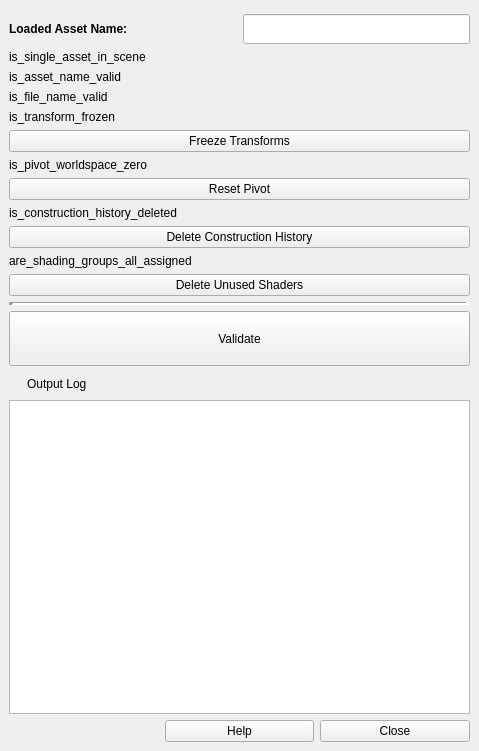
BlakeXYZ/Maya-Tools, file _asset_validator/mayapy_asset_validator.ui: the form before one commit.
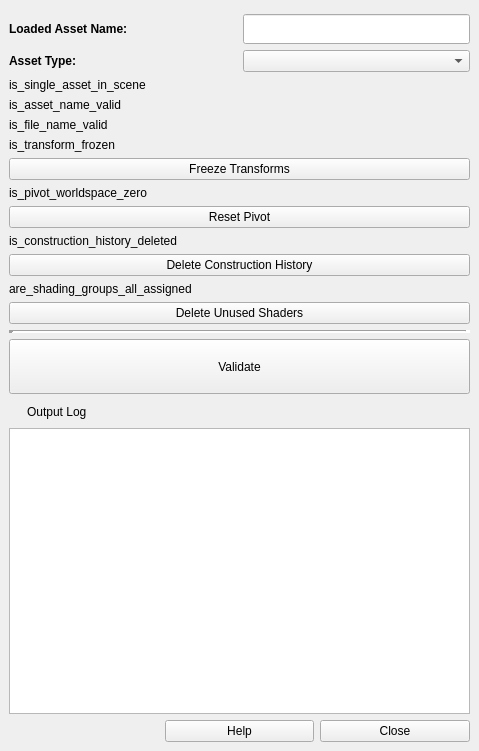
The form after the commit.

Commit message: build populate_comboBox_LIST_attr_asset_type and stored asset type DB

The edit to the form file:
```diff
--- a/_asset_validator/mayapy_asset_validator.ui
+++ b/_asset_validator/mayapy_asset_validator.ui
@@ -18,7 +18,67 @@
     <property name="topMargin">
      <number>14</number>
     </property>
-    <item row="9" column="0" colspan="3">
+    <item row="6" column="0" colspan="3">
+     <layout class="QVBoxLayout" name="vLayout_is_pivot_worldspace_zero">
+      <item>
+       <layout class="QHBoxLayout" name="hLayout_is_pivot_worldspace_zero">
+        <item>
+         <widget class="QLabel" name="label_4">
+          <property name="text">
+           <string>is_pivot_worldspace_zero</string>
+          </property>
+         </widget>
+        </item>
+        <item>
+         <widget class="QLabel" name="label_is_pivot_worldspace_zero">
+          <property name="text">
+           <string/>
+          </property>
+          <property name="alignment">
+           <set>Qt::AlignCenter</set>
+          </property>
+         </widget>
+        </item>
+       </layout>
+      </item>
+      <item>
+       <widget class="QPushButton" name="btn_reset_pivot">
+        <property name="text">
+         <string>Reset Pivot</string>
+        </property>
+       </widget>
+      </item>
+     </layout>
+    </item>
+    <item row="2" column="0" colspan="3">
+     <layout class="QHBoxLayout" name="hLayout_validate_single_asset_in_scene">
+      <item>
+       <widget class="QLabel" name="label_2">
+        <property name="text">
+         <string>is_single_asset_in_scene</string>
+        </property>
+       </widget>
+      </item>
+      <item>
+       <widget class="QLabel" name="label_validate_is_single_asset_in_scene">
+        <property name="text">
+         <string/>
+        </property>
+        <property name="alignment">
+         <set>Qt::AlignCenter</set>
+        </property>
+       </widget>
+      </item>
+     </layout>
+    </item>
+    <item row="13" column="1">
+     <widget class="QPushButton" name="btn_help_url">
+      <property name="text">
+       <string>Help</string>
+      </property>
+     </widget>
+    </item>
+    <item row="10" column="0" colspan="3">
      <widget class="QPushButton" name="btn_validate">
       <property name="minimumSize">
        <size>
@@ -31,7 +91,107 @@
       </property>
      </widget>
     </item>
-    <item row="11" column="0" colspan="3">
+    <item row="0" column="0" colspan="3">
+     <layout class="QHBoxLayout" name="hLayout_loaded_assed_name">
+      <item>
+       <widget class="QLabel" name="label">
+        <property name="font">
+         <font>
+          <weight>75</weight>
+          <bold>true</bold>
+          <underline>false</underline>
+         </font>
+        </property>
+        <property name="text">
+         <string>Loaded Asset Name:</string>
+        </property>
+       </widget>
+      </item>
+      <item>
+       <widget class="QLineEdit" name="lineEdit_loaded_asset_name">
+        <property name="sizePolicy">
+         <sizepolicy hsizetype="Minimum" vsizetype="Fixed">
+          <horstretch>0</horstretch>
+          <verstretch>0</verstretch>
+         </sizepolicy>
+        </property>
+        <property name="minimumSize">
+         <size>
+          <width>0</width>
+          <height>30</height>
+         </size>
+        </property>
+        <property name="alignment">
+         <set>Qt::AlignCenter</set>
+        </property>
+        <property name="readOnly">
+         <bool>true</bool>
+        </property>
+       </widget>
+      </item>
+     </layout>
+    </item>
+    <item row="13" column="2">
+     <widget class="QPushButton" name="btn_closeWindow">
+      <property name="text">
+       <string>Close</string>
+      </property>
+     </widget>
+    </item>
+    <item row="3" column="0" colspan="3">
+     <layout class="QHBoxLayout" name="hLayout_is_asset_name_valid">
+      <item>
+       <widget class="QLabel" name="label_6">
+        <property name="text">
+         <string>is_asset_name_valid</string>
+        </property>
+       </widget>
+      </item>
+      <item>
+       <widget class="QLabel" name="label_is_asset_name_valid">
+        <property name="text">
+         <string/>
+        </property>
+        <property name="alignment">
+         <set>Qt::AlignCenter</set>
+        </property>
+       </widget>
+      </item>
+     </layout>
+    </item>
+    <item row="7" column="0" colspan="3">
+     <layout class="QVBoxLayout" name="vLayout_is_construction_history_deleted">
+      <item>
+       <layout class="QHBoxLayout" name="hLayout_is_construction_history_deleted">
+        <item>
+         <widget class="QLabel" name="label_7">
+          <property name="text">
+           <string>is_construction_history_deleted</string>
+          </property>
+         </widget>
+        </item>
+        <item>
+         <widget class="QLabel" name="label_is_construction_history_deleted">
+          <property name="text">
+           <string/>
+          </property>
+          <property name="alignment">
+           <set>Qt::AlignCenter</set>
+          </property>
+         </widget>
+        </item>
+       </layout>
+      </item>
+      <item>
+       <widget class="QPushButton" name="btn_delete_construction_history">
+        <property name="text">
+         <string>Delete Construction History</string>
+        </property>
+       </widget>
+      </item>
+     </layout>
+    </item>
+    <item row="12" column="0" colspan="3">
      <widget class="QTextEdit" name="textEdit_output_log">
       <property name="minimumSize">
        <size>
@@ -51,7 +211,81 @@
       </property>
      </widget>
     </item>
-    <item row="3" column="0" colspan="3">
+    <item row="9" column="0" colspan="3">
+     <widget class="Line" name="line">
+      <property name="lineWidth">
+       <number>5</number>
+      </property>
+      <property name="orientation">
+       <enum>Qt::Horizontal</enum>
+      </property>
+     </widget>
+    </item>
+    <item row="8" column="0" colspan="3">
+     <layout class="QVBoxLayout" name="vLayout_are_shading_groups_all_assigned">
+      <item>
+       <layout class="QHBoxLayout" name="hLayout_are_shading_groups_all_assigned">
+        <item>
+         <widget class="QLabel" name="label_9">
+          <property name="text">
+           <string>are_shading_groups_all_assigned</string>
+          </property>
+         </widget>
+        </item>
+        <item>
+         <widget class="QLabel" name="label_are_shading_groups_all_assigned">
+          <property name="text">
+           <string/>
+          </property>
+          <property name="alignment">
+           <set>Qt::AlignCenter</set>
+          </property>
+         </widget>
+        </item>
+       </layout>
+      </item>
+      <item>
+       <widget class="QPushButton" name="btn_delete_unused_shaders">
+        <property name="text">
+         <string>Delete Unused Shaders</string>
+        </property>
+       </widget>
+      </item>
+     </layout>
+    </item>
+    <item row="5" column="0" colspan="3">
+     <layout class="QVBoxLayout" name="vLayout_is_transform_frozen">
+      <item>
+       <layout class="QHBoxLayout" name="hLayout_is_transform_frozen">
+        <item>
+         <widget class="QLabel" name="label_3">
+          <property name="text">
+           <string>is_transform_frozen</string>
+          </property>
+         </widget>
+        </item>
+        <item>
+         <widget class="QLabel" name="label_is_transform_frozen">
+          <property name="text">
+           <string/>
+          </property>
+          <property name="alignment">
+           <set>Qt::AlignCenter</set>
+          </property>
+         </widget>
+        </item>
+       </layout>
+      </item>
+      <item>
+       <widget class="QPushButton" name="btn_freeze_transforms">
+        <property name="text">
+         <string>Freeze Transforms</string>
+        </property>
+       </widget>
+      </item>
+     </layout>
+    </item>
+    <item row="4" column="0" colspan="3">
      <layout class="QHBoxLayout" name="hLayout_is_file_name_valid">
       <item>
        <widget class="QLabel" name="label_8">
@@ -72,7 +306,7 @@
       </item>
      </layout>
     </item>
-    <item row="10" column="0" colspan="3">
+    <item row="11" column="0" colspan="3">
      <widget class="QWidget" name="widget_toggle_output_log" native="true">
       <layout class="QGridLayout" name="gridLayout">
        <property name="leftMargin">
@@ -119,204 +353,10 @@
       </layout>
      </widget>
     </item>
-    <item row="8" column="0" colspan="3">
-     <widget class="Line" name="line">
-      <property name="lineWidth">
-       <number>5</number>
-      </property>
-      <property name="orientation">
-       <enum>Qt::Horizontal</enum>
-      </property>
-     </widget>
-    </item>
-    <item row="4" column="0" colspan="3">
-     <layout class="QVBoxLayout" name="vLayout_is_transform_frozen">
-      <item>
-       <layout class="QHBoxLayout" name="hLayout_is_transform_frozen">
-        <item>
-         <widget class="QLabel" name="label_3">
-          <property name="text">
-           <string>is_transform_frozen</string>
-          </property>
-         </widget>
-        </item>
-        <item>
-         <widget class="QLabel" name="label_is_transform_frozen">
-          <property name="text">
-           <string/>
-          </property>
-          <property name="alignment">
-           <set>Qt::AlignCenter</set>
-          </property>
-         </widget>
-        </item>
-       </layout>
-      </item>
-      <item>
-       <widget class="QPushButton" name="btn_freeze_transforms">
-        <property name="text">
-         <string>Freeze Transforms</string>
-        </property>
-       </widget>
-      </item>
-     </layout>
-    </item>
-    <item row="12" column="2">
-     <widget class="QPushButton" name="btn_closeWindow">
-      <property name="text">
-       <string>Close</string>
-      </property>
-     </widget>
-    </item>
-    <item row="5" column="0" colspan="3">
-     <layout class="QVBoxLayout" name="vLayout_is_pivot_worldspace_zero">
-      <item>
-       <layout class="QHBoxLayout" name="hLayout_is_pivot_worldspace_zero">
-        <item>
-         <widget class="QLabel" name="label_4">
-          <property name="text">
-           <string>is_pivot_worldspace_zero</string>
-          </property>
-         </widget>
-        </item>
-        <item>
-         <widget class="QLabel" name="label_is_pivot_worldspace_zero">
-          <property name="text">
-           <string/>
-          </property>
-          <property name="alignment">
-           <set>Qt::AlignCenter</set>
-          </property>
-         </widget>
-        </item>
-       </layout>
-      </item>
-      <item>
-       <widget class="QPushButton" name="btn_reset_pivot">
-        <property name="text">
-         <string>Reset Pivot</string>
-        </property>
-       </widget>
-      </item>
-     </layout>
-    </item>
-    <item row="6" column="0" colspan="3">
-     <layout class="QVBoxLayout" name="vLayout_is_construction_history_deleted">
-      <item>
-       <layout class="QHBoxLayout" name="hLayout_is_construction_history_deleted">
-        <item>
-         <widget class="QLabel" name="label_7">
-          <property name="text">
-           <string>is_construction_history_deleted</string>
-          </property>
-         </widget>
-        </item>
-        <item>
-         <widget class="QLabel" name="label_is_construction_history_deleted">
-          <property name="text">
-           <string/>
-          </property>
-          <property name="alignment">
-           <set>Qt::AlignCenter</set>
-          </property>
-         </widget>
-        </item>
-       </layout>
-      </item>
-      <item>
-       <widget class="QPushButton" name="btn_delete_construction_history">
-        <property name="text">
-         <string>Delete Construction History</string>
-        </property>
-       </widget>
-      </item>
-     </layout>
-    </item>
     <item row="1" column="0" colspan="3">
-     <layout class="QHBoxLayout" name="hLayout_validate_single_asset_in_scene">
+     <layout class="QHBoxLayout" name="hLayout_attr_asset_type">
       <item>
-       <widget class="QLabel" name="label_2">
-        <property name="text">
-         <string>is_single_asset_in_scene</string>
-        </property>
-       </widget>
-      </item>
-      <item>
-       <widget class="QLabel" name="label_validate_is_single_asset_in_scene">
-        <property name="text">
-         <string/>
-        </property>
-        <property name="alignment">
-         <set>Qt::AlignCenter</set>
-        </property>
-       </widget>
-      </item>
-     </layout>
-    </item>
-    <item row="2" column="0" colspan="3">
-     <layout class="QHBoxLayout" name="hLayout_is_asset_name_valid">
-      <item>
-       <widget class="QLabel" name="label_6">
-        <property name="text">
-         <string>is_asset_name_valid</string>
-        </property>
-       </widget>
-      </item>
-      <item>
-       <widget class="QLabel" name="label_is_asset_name_valid">
-        <property name="text">
-         <string/>
-        </property>
-        <property name="alignment">
-         <set>Qt::AlignCenter</set>
-        </property>
-       </widget>
-      </item>
-     </layout>
-    </item>
-    <item row="12" column="1">
-     <widget class="QPushButton" name="btn_help">
-      <property name="text">
-       <string>Help</string>
-      </property>
-     </widget>
-    </item>
-    <item row="7" column="0" colspan="3">
-     <layout class="QVBoxLayout" name="vLayout_are_shading_groups_all_assigned">
-      <item>
-       <layout class="QHBoxLayout" name="hLayout_are_shading_groups_all_assigned">
-        <item>
-         <widget class="QLabel" name="label_9">
-          <property name="text">
-           <string>are_shading_groups_all_assigned</string>
-          </property>
-         </widget>
-        </item>
-        <item>
-         <widget class="QLabel" name="label_are_shading_groups_all_assigned">
-          <property name="text">
-           <string/>
-          </property>
-          <property name="alignment">
-           <set>Qt::AlignCenter</set>
-          </property>
-         </widget>
-        </item>
-       </layout>
-      </item>
-      <item>
-       <widget class="QPushButton" name="btn_delete_unused_shaders">
-        <property name="text">
-         <string>Delete Unused Shaders</string>
-        </property>
-       </widget>
-      </item>
-     </layout>
-    </item>
-    <item row="0" column="0" colspan="3">
-     <layout class="QHBoxLayout" name="hLayout_loaded_assed_name">
-      <item>
-       <widget class="QLabel" name="label">
+       <widget class="QLabel" name="label_5">
         <property name="font">
          <font>
           <weight>75</weight>
@@ -325,31 +365,12 @@
          </font>
         </property>
         <property name="text">
-         <string>Loaded Asset Name:</string>
+         <string>Asset Type:</string>
         </property>
        </widget>
       </item>
       <item>
-       <widget class="QLineEdit" name="lineEdit_loaded_asset_name">
-        <property name="sizePolicy">
-         <sizepolicy hsizetype="Minimum" vsizetype="Fixed">
-          <horstretch>0</horstretch>
-          <verstretch>0</verstretch>
-         </sizepolicy>
-        </property>
-        <property name="minimumSize">
-         <size>
-          <width>0</width>
-          <height>30</height>
-         </size>
-        </property>
-        <property name="alignment">
-         <set>Qt::AlignCenter</set>
-        </property>
-        <property name="readOnly">
-         <bool>true</bool>
-        </property>
-       </widget>
+       <widget class="QComboBox" name="comboBox_LIST_attr_asset_type"/>
       </item>
      </layout>
     </item>
```
The commit also changes 6 other files.
